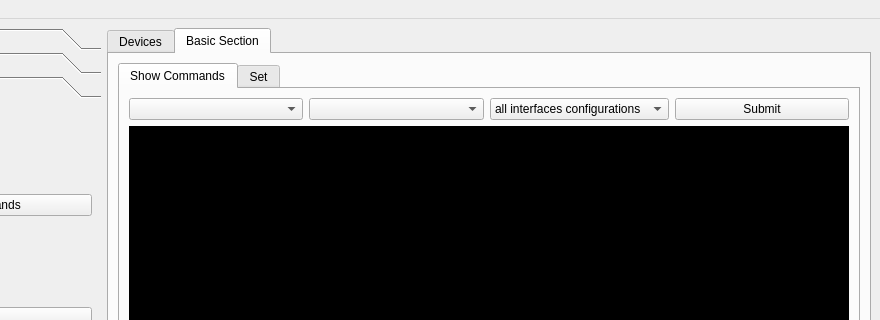
First picture: the form in Documents/Codes/Python/pyqt/FYP/main.ui, repository saad909/cnsrc, before the edit; both pictures show x 163 to 1043 and y 0 to 320 of the 1043 by 666 pixel window.
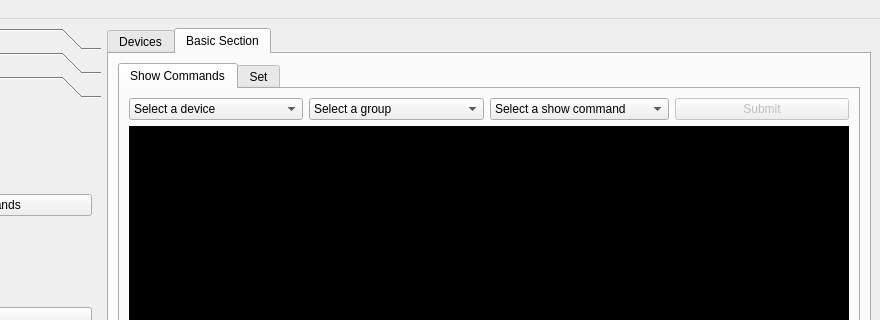
Second picture: the form after the edit.

Commit message: show commands section - Submit button(when to enable or not based on situation) done

What changed in the file:
```diff
--- a/Documents/Codes/Python/pyqt/FYP/main.ui
+++ b/Documents/Codes/Python/pyqt/FYP/main.ui
@@ -809,7 +809,10 @@
            </attribute>
            <layout class="QGridLayout" name="gridLayout_23">
             <item row="0" column="3">
-             <widget class="QPushButton" name="btn_bt_show_submit">
+             <widget class="QPushButton" name="pb_bt_submit">
+              <property name="enabled">
+               <bool>false</bool>
+              </property>
               <property name="text">
                <string>Submit</string>
               </property>
@@ -819,7 +822,7 @@
              <widget class="QComboBox" name="cb_bt_all_devices">
               <item>
                <property name="text">
-                <string/>
+                <string>Select a device</string>
                </property>
               </item>
              </widget>
@@ -839,7 +842,7 @@
              <widget class="QComboBox" name="cb_bt_show_groups">
               <item>
                <property name="text">
-                <string/>
+                <string>Select a group</string>
                </property>
               </item>
               <item>
@@ -855,7 +858,12 @@
              </widget>
             </item>
             <item row="0" column="2">
-             <widget class="QComboBox" name="cb_bt_show_show_commands">
+             <widget class="QComboBox" name="cb_bt_all_commands">
+              <item>
+               <property name="text">
+                <string>Select a show command</string>
+               </property>
+              </item>
               <item>
                <property name="text">
                 <string>all interfaces configurations</string>
```
Left out of the diff: 482 changed lines with no effect on the pictures. The commit also changes 21 other files.
